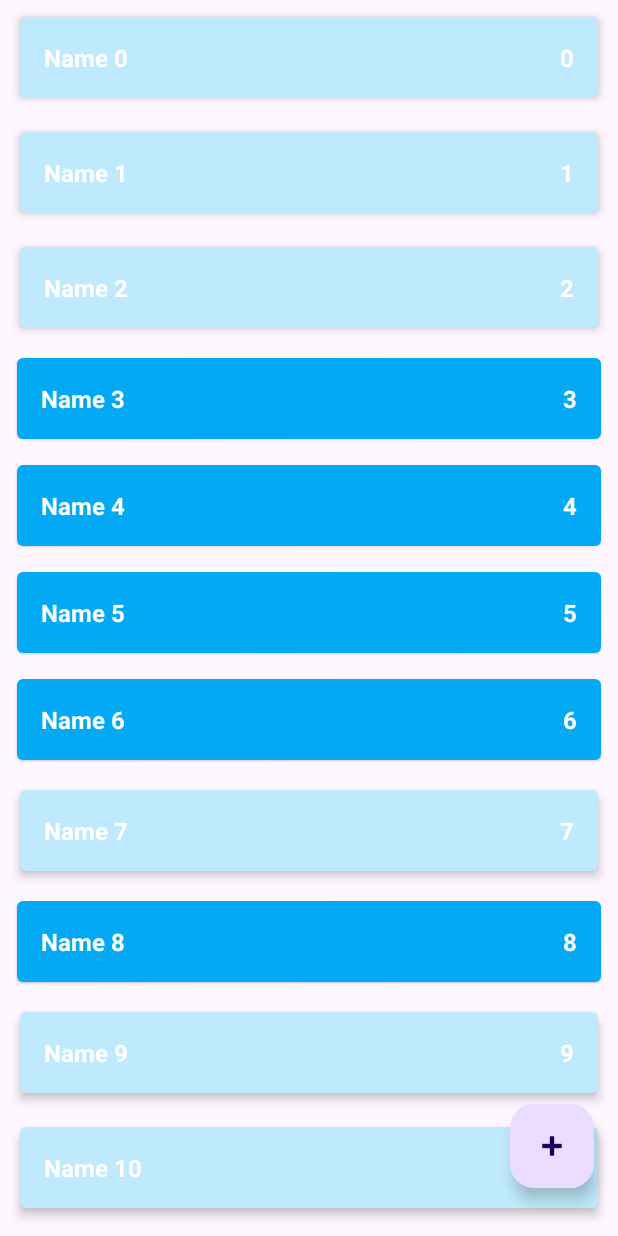
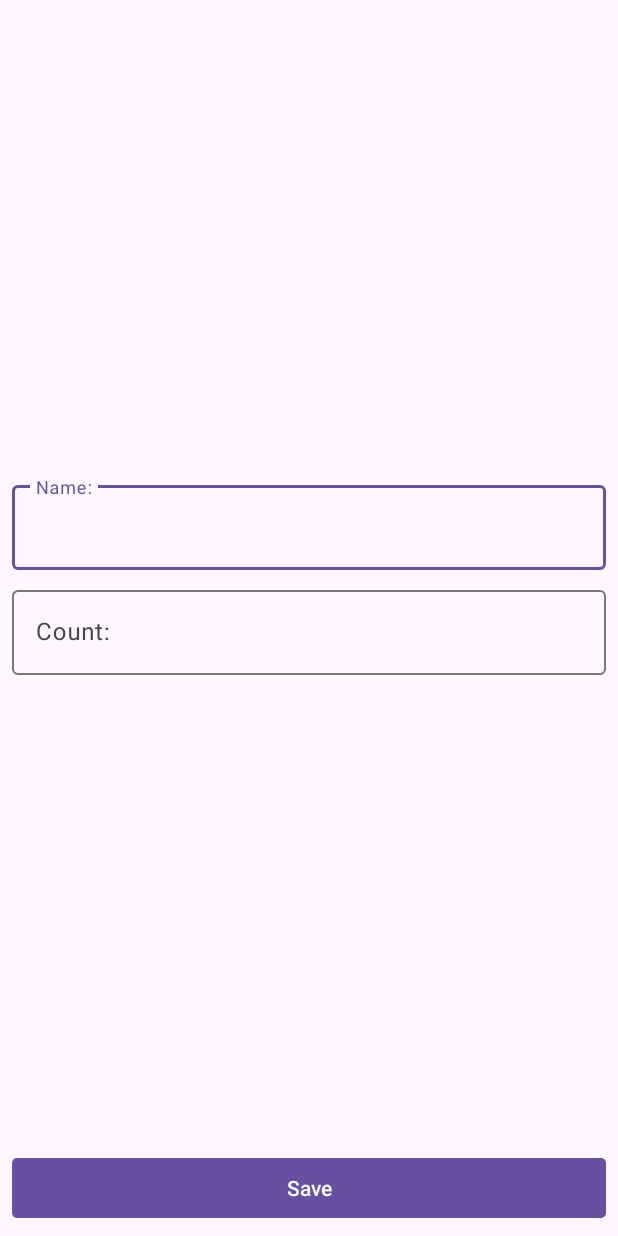
Before and after one commit to DADJOD/ShoppingList, an Android app: the screen it shows after launch (MainActivity before the commit, ShopItemActivity after it), after a tap on an icon or button, on a phone screen of 412 x 824 dp. Run offline under Robolectric (Android 15) with nearby library versions, the phone set to English and light mode, and no system bars.

Commit message:
added one screen for two activities - edit and add

```diff
--- a/app/src/main/AndroidManifest.xml
+++ b/app/src/main/AndroidManifest.xml
@@ -21,6 +21,9 @@
                 <category android:name="android.intent.category.LAUNCHER" />
             </intent-filter>
         </activity>
+        <activity
+            android:name=".presentation.ShopItemActivity"
+            android:windowSoftInputMode="adjustResize" />
     </application>
 
 </manifest>
--- a/app/src/main/java/com/example/shoppinglist/data/ShopListRepositoryImpl.kt
+++ b/app/src/main/java/com/example/shoppinglist/data/ShopListRepositoryImpl.kt
@@ -33,7 +33,7 @@ object ShopListRepositoryImpl : ShopListRepository {
 
     override fun editShopItem(shopItem: ShopItem) {
         val oldElement = getShopItem(shopItem.id)
-        shopList.remove(oldElement) // deleteShopItem(oldElement)
+        shopList.remove(oldElement) // or deleteShopItem(oldElement)
         addShopItem(shopItem)
     }
 
--- a/app/src/main/java/com/example/shoppinglist/presentation/MainActivity.kt
+++ b/app/src/main/java/com/example/shoppinglist/presentation/MainActivity.kt
@@ -7,6 +7,7 @@ import androidx.lifecycle.ViewModelProvider
 import androidx.recyclerview.widget.ItemTouchHelper
 import androidx.recyclerview.widget.RecyclerView
 import com.example.shoppinglist.R
+import com.google.android.material.floatingactionbutton.FloatingActionButton
 
 class MainActivity : AppCompatActivity() {
     private lateinit var viewModule: MainViewModule
@@ -19,6 +20,13 @@ class MainActivity : AppCompatActivity() {
         viewModule = ViewModelProvider(this)[MainViewModule::class.java]
         viewModule.shopList.observe(this) {
             shopListAdapter.submitList(it)
+        }
+
+        val buttonAddItem = findViewById<FloatingActionButton>(R.id.button_add_shop_item)
+        buttonAddItem.setOnClickListener {
+            val intent = ShopItemActivity.newIntentAddItem(this)
+
+            startActivity(intent)
         }
     }
 
@@ -65,6 +73,8 @@ class MainActivity : AppCompatActivity() {
     private fun setupClickListener() {
         shopListAdapter.onShopItemClickListener = {
             Log.d("MainActivity", it.toString())
+            val intent = ShopItemActivity.newIntentEditItem(this, it.id)
+            startActivity(intent)
         }
     }
 
--- /dev/null
+++ b/app/src/main/java/com/example/shoppinglist/presentation/ShopItemActivity.kt
@@ -0,0 +1,37 @@
+package com.example.shoppinglist.presentation
+
+import android.content.Context
+import android.content.Intent
+import android.os.Bundle
+import android.util.Log
+import androidx.appcompat.app.AppCompatActivity
+import com.example.shoppinglist.R
+
+class ShopItemActivity : AppCompatActivity() {
+    override fun onCreate(savedInstanceState: Bundle?) {
+        super.onCreate(savedInstanceState)
+        setContentView(R.layout.activity_shop_item)
+        val mode = intent.getStringExtra(EXTRA_SCREEN_MODE)
+        Log.d("ShopItemActivity", mode.toString())
+    }
+
+    companion object {
+        private const val EXTRA_SCREEN_MODE = "extra_mode"
+        private const val EXTRA_SHOP_ITEM_ID = "extra_shop_item_id"
+        private const val MODE_EDIT = "mode_edit"
+        private const val MODE_ADD = "mode_add"
+
+        fun newIntentAddItem(context: Context): Intent {
+            val intent = Intent(context, ShopItemActivity::class.java)
+            intent.putExtra(EXTRA_SCREEN_MODE, MODE_ADD)
+            return intent
+        }
+
+        fun newIntentEditItem(context: Context, shopItemId: Int): Intent {
+            val intent = Intent(context, ShopItemActivity::class.java)
+            intent.putExtra(EXTRA_SCREEN_MODE, MODE_EDIT)
+            intent.putExtra(EXTRA_SHOP_ITEM_ID, shopItemId)
+            return intent
+        }
+    }
+}
--- /dev/null
+++ b/app/src/main/res/layout/activity_shop_item.xml
@@ -0,0 +1,62 @@
+<?xml version="1.0" encoding="utf-8"?>
+<androidx.constraintlayout.widget.ConstraintLayout xmlns:android="http://schemas.android.com/apk/res/android"
+    xmlns:app="http://schemas.android.com/apk/res-auto"
+    xmlns:tools="http://schemas.android.com/tools"
+    android:layout_width="match_parent"
+    android:layout_height="match_parent"
+    tools:context=".presentation.ShopItemActivity">
+
+    <com.google.android.material.textfield.TextInputLayout
+        android:id="@+id/til_name"
+        android:layout_width="0dp"
+        android:layout_height="wrap_content"
+        android:layout_marginStart="8dp"
+        android:layout_marginEnd="8dp"
+        android:layout_marginBottom="4dp"
+        app:layout_constraintBottom_toTopOf="@id/til_count"
+        app:layout_constraintEnd_toEndOf="parent"
+        app:layout_constraintStart_toStartOf="parent"
+        app:layout_constraintTop_toTopOf="parent"
+        app:layout_constraintVertical_chainStyle="packed">
+
+        <com.google.android.material.textfield.TextInputEditText
+            android:id="@+id/et_name"
+            android:layout_width="match_parent"
+            android:layout_height="wrap_content"
+            android:hint="@string/name_hint"
+            android:inputType="textCapWords" />
+    </com.google.android.material.textfield.TextInputLayout>
+
+    <com.google.android.material.textfield.TextInputLayout
+        android:id="@+id/til_count"
+        android:layout_width="0dp"
+        android:layout_height="wrap_content"
+        android:layout_marginStart="8dp"
+        android:layout_marginTop="4dp"
+        android:layout_marginEnd="8dp"
+        app:layout_constraintBottom_toTopOf="@id/save_button"
+        app:layout_constraintEnd_toEndOf="parent"
+        app:layout_constraintStart_toStartOf="parent"
+        app:layout_constraintTop_toBottomOf="@id/til_name">
+
+        <com.google.android.material.textfield.TextInputEditText
+            android:id="@+id/et_count"
+            android:layout_width="match_parent"
+            android:layout_height="wrap_content"
+            android:hint="@string/count_hint"
+            android:inputType="number" />
+    </com.google.android.material.textfield.TextInputLayout>
+
+    <Button
+        android:id="@+id/save_button"
+        android:layout_width="0dp"
+        android:layout_height="wrap_content"
+        android:layout_marginStart="8dp"
+        android:layout_marginEnd="8dp"
+        android:layout_marginBottom="8dp"
+        android:text="@string/save_btn"
+        app:cornerRadius="3dp"
+        app:layout_constraintBottom_toBottomOf="parent"
+        app:layout_constraintEnd_toEndOf="parent"
+        app:layout_constraintStart_toStartOf="parent" />
+</androidx.constraintlayout.widget.ConstraintLayout>
--- a/app/src/main/res/values/strings.xml
+++ b/app/src/main/res/values/strings.xml
@@ -1,4 +1,9 @@
 <resources>
     <string name="app_name">Shopping List</string>
     <string name="add_new_shop_item">Add new shop item</string>
+    <string name="name_hint">Name:</string>
+    <string name="count_hint">Count:</string>
+    <string name="save_btn">Save</string>
+    <string name="error_input_name">Invalid name</string>
+    <string name="error_input_count">Invalid count</string>
 </resources>
--- a/build.gradle.kts
+++ b/build.gradle.kts
@@ -1,5 +1,5 @@
 // Top-level build file where you can add configuration options common to all sub-projects/modules.
 plugins {
-    id("com.android.application") version "8.2.2" apply false
+    id("com.android.application") version "8.5.0" apply false
     id("org.jetbrains.kotlin.android") version "1.8.0" apply false
 }
```
Also changed, not shown: app/src/main/java/com/example/shoppinglist/presentation/ShopItemViewModel.kt (added, +102 -0 lines), gradle/wrapper/gradle-wrapper.properties.
